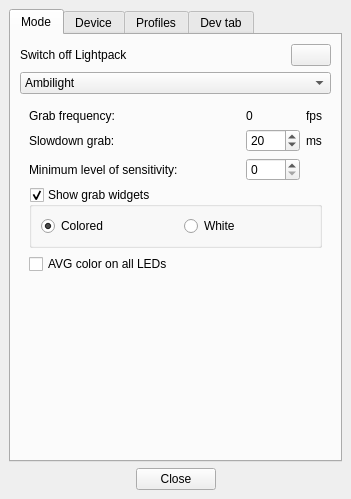
The window that Software/src/SettingsWindow.ui (Atarity/Lightpack) describes before a commit, drawn with Qt 5.
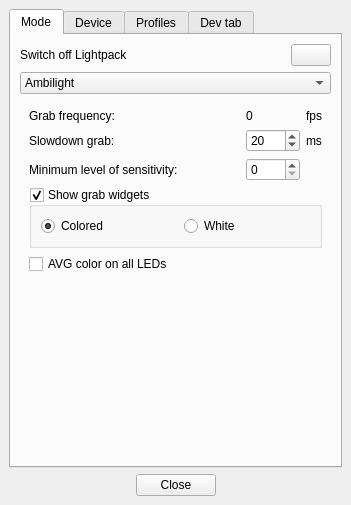
The same window after the commit. The open tabs and pages were chosen to show the change. Icons and pictures are not drawn. Custom widgets are drawn as their Qt base class.

Commit message: Software: GUI: set heights of the vertical spacers to 1;

What changed in the file:
```diff
--- a/Software/src/SettingsWindow.ui
+++ b/Software/src/SettingsWindow.ui
@@ -8,7 +8,7 @@
     <x>0</x>
     <y>0</y>
     <width>351</width>
-    <height>499</height>
+    <height>505</height>
    </rect>
   </property>
   <property name="windowTitle">
@@ -358,7 +358,7 @@
               <property name="sizeHint" stdset="0">
                <size>
                 <width>20</width>
-                <height>40</height>
+                <height>1</height>
                </size>
               </property>
              </spacer>
```
Left out of the diff: 8 changed lines with no effect on the pictures.
